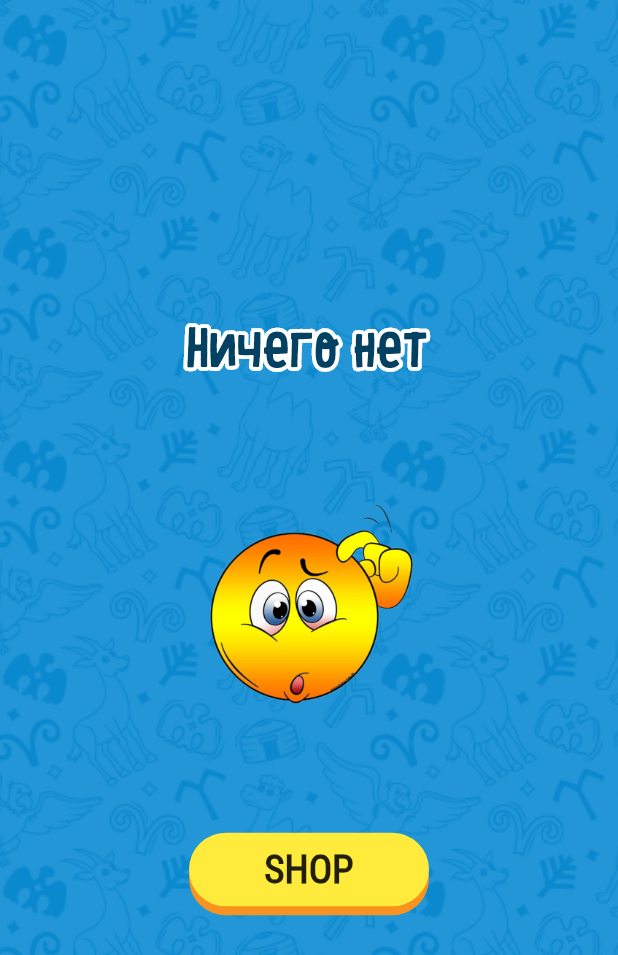
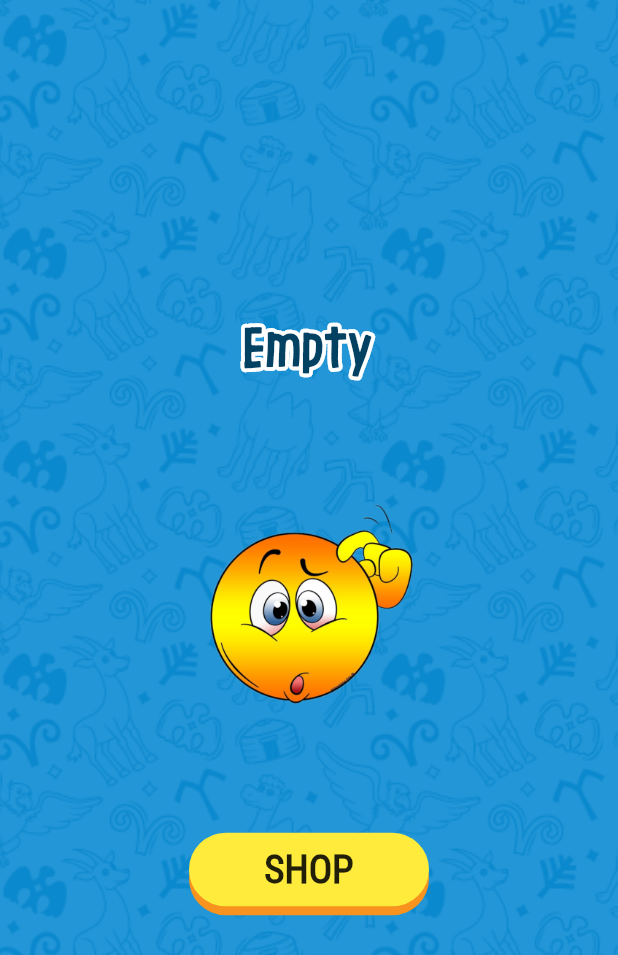
Before and after one commit to Melamorri/danek, a Flutter app: the MyPurchases screen opened by its route, on a phone screen of 412 x 824 dp. Shown: the top 955 px of the screen. Run offline on Flutter 3.47's test engine with Material 2 defaults, Android fonts, the phone set to English and light mode, and no system bars; our stand-ins replace easy_localization, flutter_spinkit, shared_preferences, toggle_switch; missing offline and left inert: flame_audio, neon_circular_timer; accounts and stored records are empty.

Commit message:
небольшие правки

```diff
--- a/lib/main.dart
+++ b/lib/main.dart
@@ -13,7 +13,6 @@ import 'package:danek/generated/codegen_loader.g.dart';
 import 'package:danek/pages/hero_page_bars.dart';
 import 'package:danek/pages/my_purchases.dart';
 import 'package:flutter/services.dart';
-// import 'package:flutter_localizations/flutter_localizations.dart';
 
 void main() async {
   WidgetsFlutterBinding.ensureInitialized();
@@ -37,8 +36,6 @@ void main() async {
           Locale('ky'),
           Locale('uz')
         ],
-        // useFallbackTranslations: true,
-        // startLocale: const Locale('ru'),
         path: 'assets/translations',
         fallbackLocale: const Locale('ru'),
         assetLoader: CodegenLoader(),
@@ -66,7 +63,6 @@ class _MyAppState extends State<MyApp> {
         localizationsDelegates: context.localizationDelegates,
         supportedLocales: context.supportedLocales,
         locale: context.locale,
-        // title: '',
         routes: {
           '/': (context) => CoverScreenPage(),
           '/menupage': (context) => MenuPage(),
--- a/lib/pages/cover_screen_page.dart
+++ b/lib/pages/cover_screen_page.dart
@@ -1,7 +1,6 @@
 import 'dart:async';
 import 'package:danek/helpers/audio.dart';
 import 'package:danek/helpers/colors.dart';
-
 import 'package:danek/helpers/time.dart';
 import 'package:danek/helpers/user_preferences.dart';
 import 'package:danek/pages/shop_page.dart';
@@ -40,7 +39,7 @@ class _CoverScreenPageState extends State<CoverScreenPage> {
     await UserPreferences().setCoins(coins);
   }
 
-  // функция проверки дней подряд. Сравниваем текущую таду и дату из преференс, если разница равна 1(то есть зашли на след день),
+  // функция проверки дней подряд. Сравниваем текущую дату и дату из преференс, если разница равна 1(то есть зашли на след день),
   // то берем из перференс количество дней подряд(изначально 0), и прибавляем 1, и новой значение записываем в память, если разница не равна 1, то обнуляем.
   checkDays(timeStorage, timeProba) {
     if ((timeStorage == timeProba) &&
--- a/lib/pages/form_page.dart
+++ b/lib/pages/form_page.dart
@@ -80,9 +80,6 @@ class FormPageState extends State<FormPage> {
                         if (value!.isEmpty) {
                           return LocaleKeys.enter_age.tr();
                         }
-                        // if (!RegExp(r"[0-9.]").hasMatch(value)) {
-                        //   return 'Это не возраст';
-                        // }
                         return null;
                       },
                       keyboardType: TextInputType.number,
--- a/lib/pages/menu_page.dart
+++ b/lib/pages/menu_page.dart
@@ -1,7 +1,6 @@
 import 'package:danek/generated/locale_keys.g.dart';
 import 'package:danek/helpers/audio.dart';
 import 'package:danek/helpers/colors.dart';
-
 import 'package:danek/helpers/time.dart';
 import 'package:danek/helpers/user_preferences.dart';
 import 'package:danek/models/animation_button.dart';
--- a/lib/pages/my_purchases.dart
+++ b/lib/pages/my_purchases.dart
@@ -18,9 +18,6 @@ class MyPurchases extends StatefulWidget {
 class _MyPurchasesState extends State<MyPurchases> {
   List myPurchase = [];
   String heroImage = '';
-  // Future addPurchase(myPurchase) async {
-  //   await UserPreferences().setMyPurchases(myPurchase);
-  // }
 
   @override
   void initState() {
@@ -125,8 +122,10 @@ class _MyPurchasesState extends State<MyPurchases> {
                       children: [
                         Stack(
                           children: [
-                            Text("Ничего нет", style: stackTextStyle_1()),
-                            Text("Ничего нет", style: stackTextStyle_2()),
+                            Text(LocaleKeys.empty.tr(),
+                                style: stackTextStyle_1()),
+                            Text(LocaleKeys.empty.tr(),
+                                style: stackTextStyle_2()),
                           ],
                         ),
                         SizedBox(
@@ -159,49 +158,6 @@ class _MyPurchasesState extends State<MyPurchases> {
     ));
   }
 }
-// Построение списка покупок без героя
-
-// Widget checkoutListBuilder(snapshot, context) {
-//   return SizedBox(
-//     height: MediaQuery.of(context).size.height * 0.75,
-//     child: GridView.builder(
-//         padding: const EdgeInsets.all(15),
-//         gridDelegate:
-//             const SliverGridDelegateWithFixedCrossAxisCount(crossAxisCount: 3),
-//         itemCount: snapshot.data["my_items"].length,
-//         itemBuilder: (context, index) {
-//           final cartList = snapshot.data["my_items"];
-//           return InkWell(
-//             onTap: (() {}),
-//             child: Card(
-//               color: CustomColors.blueGrey,
-//               child: Column(
-//                 children: [
-//                   const SizedBox(height: 5),
-//                   // Text(
-//                   //   cartList[index]['name'],
-//                   //   style: const TextStyle(fontWeight: FontWeight.bold),
-//                   // ),
-//                   Image.asset(
-//                     cartList[index]['image'],
-//                     height: MediaQuery.of(context).size.height * 0.1,
-//                   ),
-//                   InkWell(
-//                     onTap: () {
-//                       Navigator.pushNamed(context, '/gamepage');
-//                     },
-//                     child: Text(
-//                       'Выбрать',
-//                       style: buttonStyleMyPurchases(),
-//                     ),
-//                   ),
-//                 ],
-//               ),
-//             ),
-//           );
-//         }),
-//   );
-// }
 
 Widget checkoutListBuildertwo(snapshot, context, myPurchase) {
   return SizedBox(
@@ -227,10 +183,6 @@ Widget checkoutListBuildertwo(snapshot, context, myPurchase) {
                     child: Column(
                       children: [
                         const SizedBox(height: 5),
-                        // Text(
-                        //   cartList[index]['name'],
-                        //   style: const TextStyle(fontWeight: FontWeight.bold),
-                        // ),
                         Column(
                           children: [
                             Draggable(
@@ -241,7 +193,6 @@ Widget checkoutListBuildertwo(snapshot, context, myPurchase) {
                             ),
                           ],
                         ),
-
                         Text(
                           LocaleKeys.select.tr(),
                           style: buttonStyleMyPurchases(),
--- a/lib/pages/shop_page.dart
+++ b/lib/pages/shop_page.dart
@@ -9,7 +9,6 @@ import 'package:danek/models/style.dart';
 import 'package:easy_localization/easy_localization.dart';
 import 'package:flame_audio/flame_audio.dart';
 import 'package:flutter/material.dart';
-import 'package:danek/helpers/user_preferences.dart';
 
 class ShopPage extends StatefulWidget {
   const ShopPage({super.key});
@@ -29,8 +28,6 @@ class _ShopPageState extends State<ShopPage> {
   List<String> shopList = List<String>.from(
       bloc.shopList['shop_items'].map((element) => element.toString()));
   int myCoins = 0;
-  // String myPurchaseString = myPurchases.elementAt(index);
-  //         var myPurchaseMap = StringToObject(myPurchaseString);
   upgradeMyItems() {
     setState(() {
       myPurchases;
@@ -130,12 +127,9 @@ Widget shopItemsListBuilder(snapshot, context, myPurchases, myCoins,
       child: GridView.builder(
           padding: const EdgeInsets.all(15),
           itemCount: shopList.length,
-          // snapshot.data["shop_items"].length,
           gridDelegate: const SliverGridDelegateWithFixedCrossAxisCount(
               crossAxisCount: 3),
           itemBuilder: (contextsnapshot, index) {
-            // final shopList = snapshot.data["shop_items"];
-            // List myShop = StringToObject(shopList);
             var myshop = StringToObject1(shopList);
             String myShopList = shopList.elementAt(index);
             var myShopListMap = StringToObject(myShopList);
```
